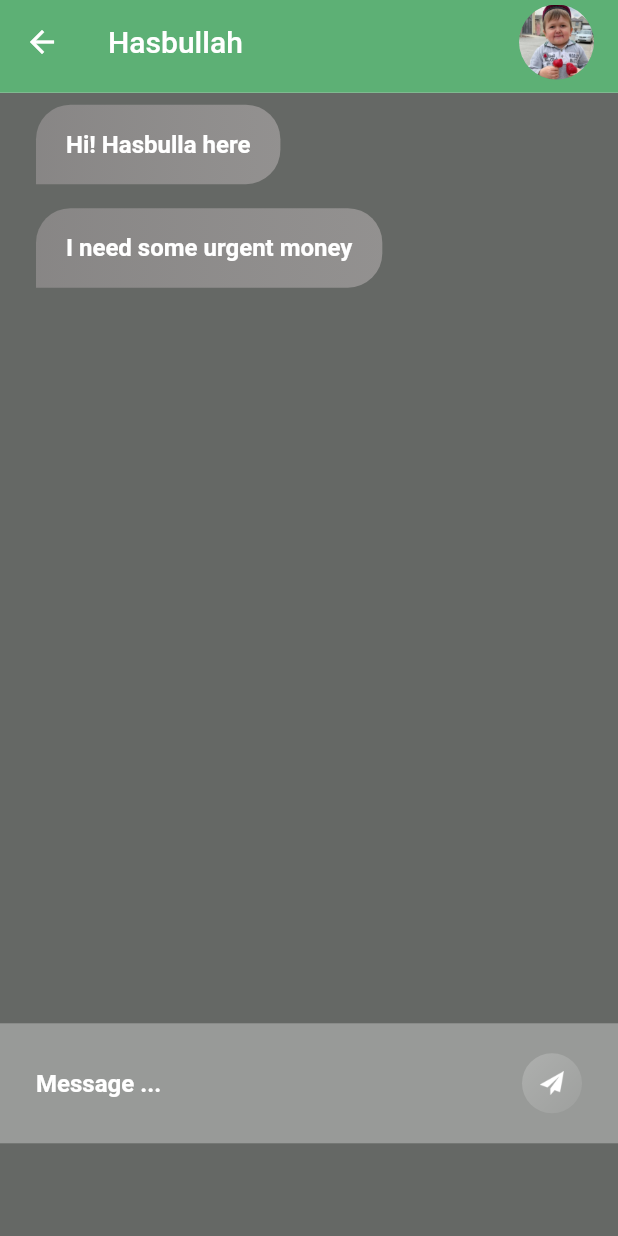
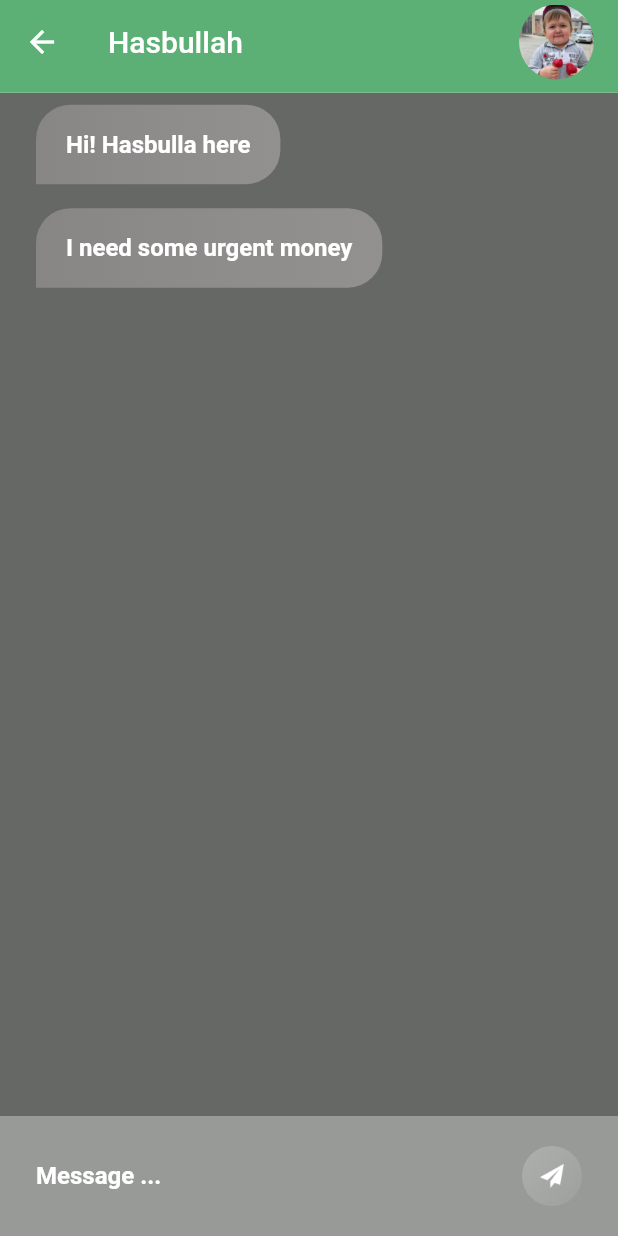
Before and after one commit to SanathSame/roomie_lah, a Flutter app: the ConversationScreen screen opened by its route, on a phone screen of 412 x 824 dp. Run offline on Flutter 3.47's test engine with Material 2 defaults, Android fonts, the phone set to English and light mode, and no system bars; our stand-ins replace flutter_svg, flutter_tindercard; missing offline and left inert: multiselect.

Commit message:
fixed flexor widget error

```diff
--- a/lib/screens/ConversationScreen.dart
+++ b/lib/screens/ConversationScreen.dart
@@ -162,16 +162,18 @@ class _ConversationScreenState extends State<ConversationScreen> {
           color: Color(0xff656865),
           child: Column(
             children: [
-              Container(
-                height: MediaQuery.of(context).size.height * 0.75,
-                width: MediaQuery.of(context).size.width,
-                child: SingleChildScrollView(
-                  child: messageList(this.msgs),
+              Expanded(
+                child: Container(
+                  child: SingleChildScrollView(
+                    child: messageList(this.msgs),
+                  ),
                 ),
               ),
-              Container(
-                  height: MediaQuery.of(context).size.height * 0.1,
-                  child: messageBox(Colors.white, messageController)),
+              Expanded(
+                child: Container(
+                  alignment: Alignment.bottomCenter,
+                    child: messageBox(Colors.white, messageController)),
+              ),
             ],
           )),
     );
```
